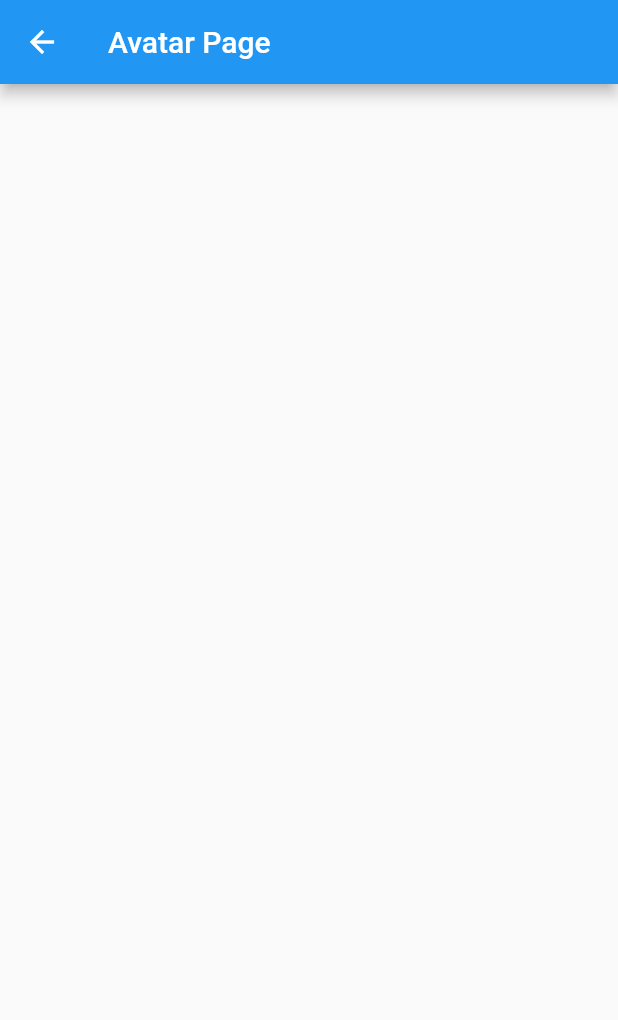
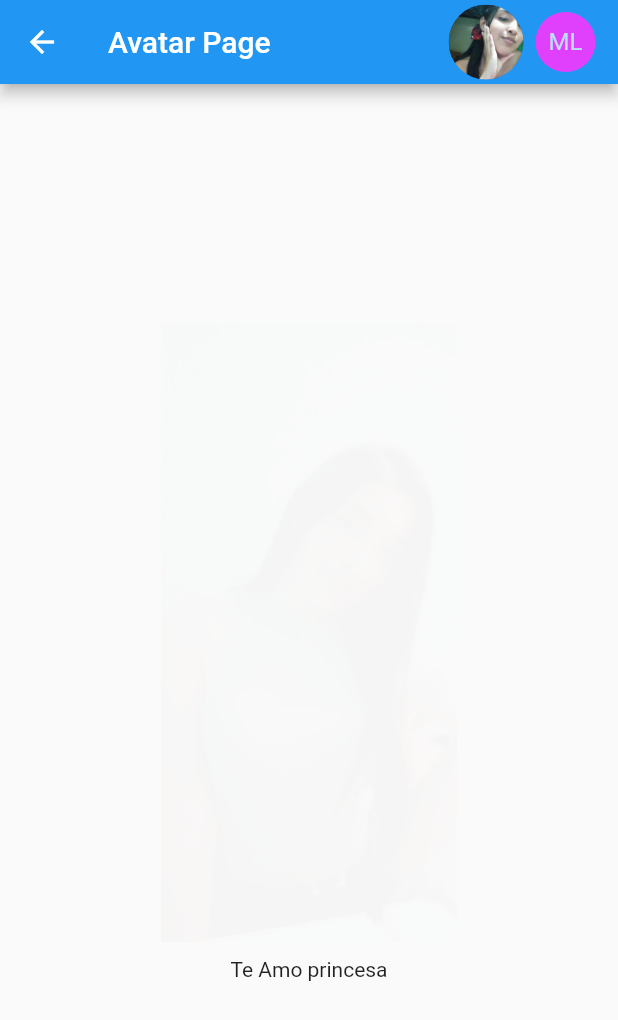
Before and after one commit to vidal1101/ComponentsFlutter, a Flutter app: the screen it shows after launch, after a tap on "Avatars", on a phone screen of 412 x 824 dp. Shown: the top 1020 px of the screen. Run offline on Flutter 3.47's test engine with Material 2 defaults, Android fonts, the phone set to English and light mode, and no system bars.

Commit message:
Main con inputs y animatedContainer

```diff
--- a/lib/main.dart
+++ b/lib/main.dart
@@ -1,6 +1,8 @@
 
 import 'package:flutter/material.dart';
 import 'package:componetesflutter/src/routes/routes_page.dart';
+import 'package:flutter_localizations/flutter_localizations.dart';
+
 
 
 void main() => runApp(MyApp());
@@ -12,6 +14,16 @@ class MyApp extends StatelessWidget {
   Widget build(BuildContext context) {
     return MaterialApp(
       debugShowCheckedModeBanner: false,
+
+      localizationsDelegates: [
+        GlobalMaterialLocalizations.delegate,
+        GlobalWidgetsLocalizations.delegate,
+        GlobalCupertinoLocalizations.delegate,
+      ],
+      supportedLocales: [
+        const Locale('en', 'US'), // English, no country code
+        const Locale('es', 'ES'), // Arabic, no country code
+      ],
       title: 'Componentes_App Flutter',
 
       initialRoute: '/',
--- a/lib/src/pages/avatar_page.dart
+++ b/lib/src/pages/avatar_page.dart
@@ -1,12 +1,48 @@
 import 'package:flutter/material.dart';
 
 class AvatarPage extends StatelessWidget {
-
   @override
   Widget build(BuildContext context) {
     return Scaffold(
       appBar: AppBar(
         title: Text('Avatar Page'),
+        actions: <Widget>[
+          //avatar
+          Container(
+            padding: EdgeInsets.all(3.0),
+            margin: EdgeInsets.only(right: 5.0),
+            child: CircleAvatar(
+              backgroundImage: AssetImage('assets/avatarmeli.jpg'),
+              radius: 25.0,
+            ),
+          ),
+
+          Container(
+            margin: EdgeInsets.only(right: 15.0),
+            child: CircleAvatar(
+              child: Text('ML'),
+              backgroundColor: Colors.purpleAccent,
+            ),
+          )
+        ],
+      ),
+      body: Center(
+        child: Column(
+          mainAxisSize: MainAxisSize.min,
+          children: <Widget>[
+            FadeInImage(
+              image: AssetImage('assets/meli.jpg'),
+              fadeInDuration: Duration(seconds: 5),
+              placeholder: AssetImage('assets/jar-loading.gif'),
+            ),
+            Container(
+              padding: EdgeInsets.all(10.0),
+              child: Text('Te Amo princesa'),
+
+
+            )
+          ],
+        ),
       ),
     );
   }
--- a/lib/src/routes/routes_page.dart
+++ b/lib/src/routes/routes_page.dart
@@ -4,15 +4,17 @@ import 'package:componetesflutter/src/pages/alerts_page.dart';
 import 'package:componetesflutter/src/pages/avatar_page.dart';
 import 'package:componetesflutter/src/pages/home_page.dart';
 import 'package:componetesflutter/src/pages/card_page.dart';
-
+import 'package:componetesflutter/src/pages/animated_container.dart';
+import 'package:componetesflutter/src/pages/inputs_page.dart';
 
 Map<String, WidgetBuilder> getApliacationRoutes() {
+  return <String, WidgetBuilder>{
+    '/'                 : (BuildContext context) => Home_Page(),
+    'alert'             : (BuildContext context) => AlertsPage(),
+    'avatar'            : (BuildContext context) => AvatarPage(),
+    'card'              : (BuildContext context) => Card_Page(),
+    'animatedContainer' : (BuildContext context) => Animated_Container(),
+    'inputs'            : (BuildContext context) => Inputs_Page(),
 
-  return <String, WidgetBuilder>{
-    '/'       : (BuildContext context) => Home_Page(),
-    'alert'   : (BuildContext context) => AlertsPage(),
-    'avatar'  : (BuildContext context) => AvatarPage(),
-    'card'    : (BuildContext context)=> Card_Page(),
   };
-
 }
--- a/lib/src/utils/icons_util.dart
+++ b/lib/src/utils/icons_util.dart
@@ -5,6 +5,10 @@ final _iconos = <String, IconData>{
   'add_alert': Icons.add_alert,
   'accessibility': Icons.accessibility,
   'folder_open': Icons.folder_open,
+  'donut_large' : Icons.donut_large,
+  'input' : Icons.input,
+
+
 };
 
 Icon getIcon(String nombreIcono) {
--- a/pubspec.yaml
+++ b/pubspec.yaml
@@ -22,6 +22,9 @@ environment:
 
 dependencies:
   flutter:
+    sdk: flutter
+
+  flutter_localizations:
     sdk: flutter
 
 
```
Also changed, not shown: data/menu_opts.json (+19 -9 lines), lib/src/pages/alerts_page.dart (+41 -1 lines), lib/src/pages/animated_container.dart (added, +53 -0 lines), lib/src/pages/inputs_page.dart (added, +150 -0 lines), assets/avatarmeli.jpg (added), assets/meli.jpg (added), pubspec.lock.
